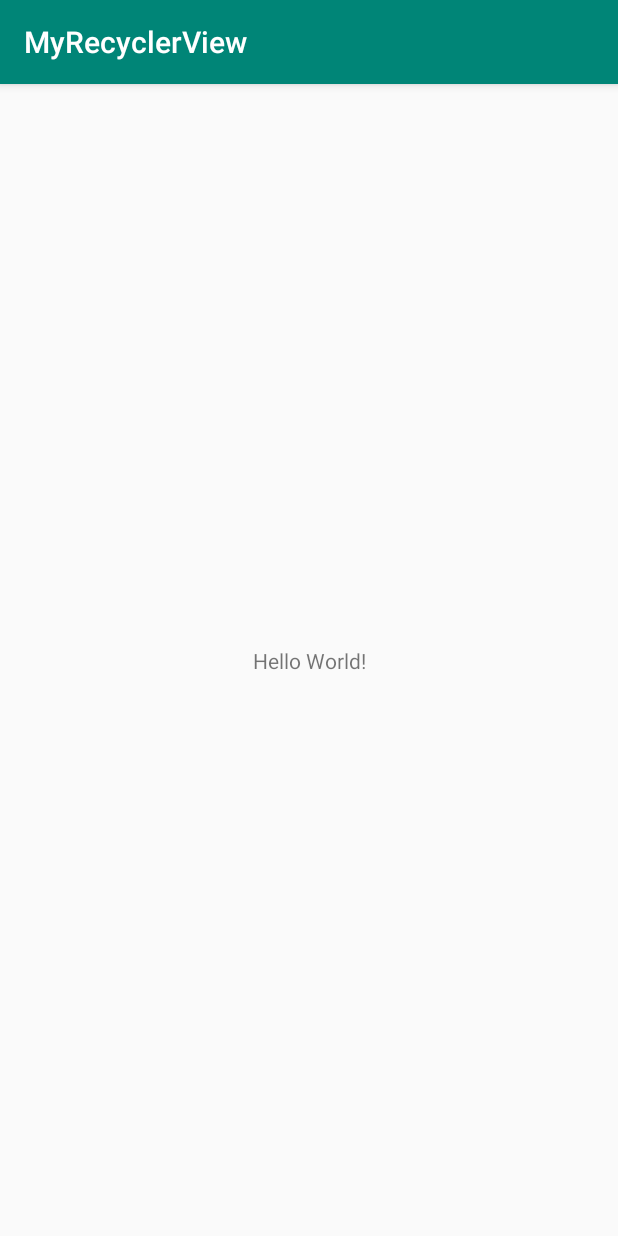
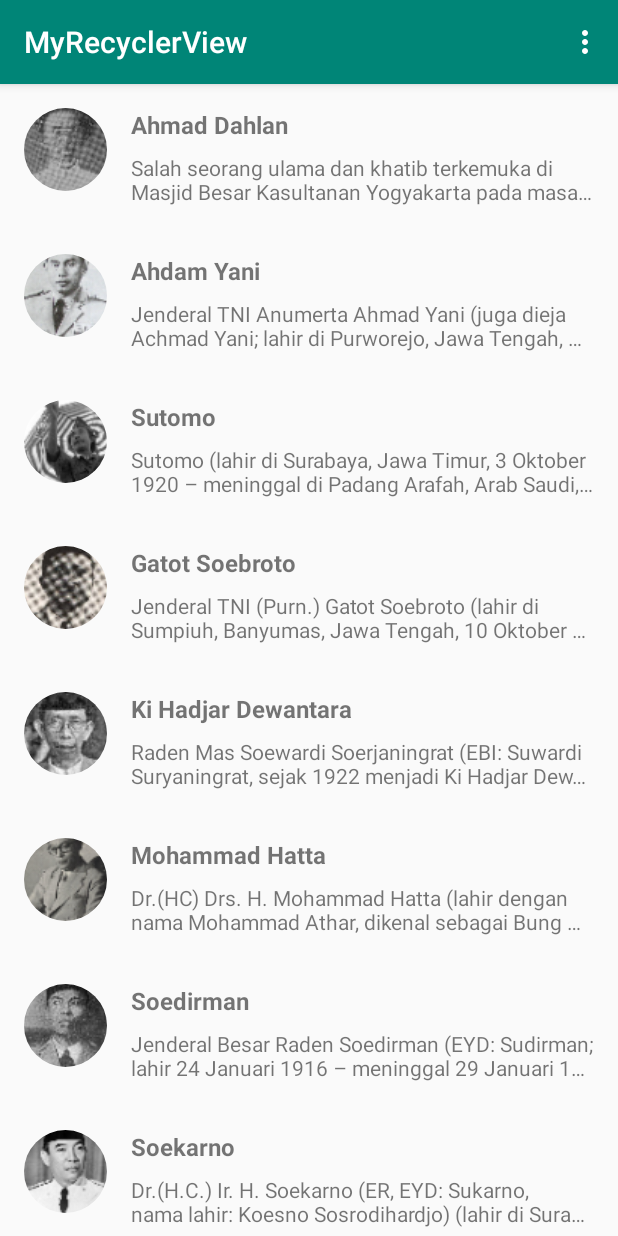
Before and after one commit to KyTama/DicodingMyRecyclerView, an Android app: the screen it shows after launch (MainActivity), on a phone screen of 412 x 824 dp. Run offline under Robolectric (Android 15) with nearby library versions, the phone set to English and light mode, and no system bars; our stand-ins replace CircleImageView.

Commit message:
Add view & Hero List

```diff
--- a/app/build.gradle
+++ b/app/build.gradle
@@ -26,4 +26,9 @@ dependencies {
     testImplementation 'junit:junit:4.12'
     androidTestImplementation 'androidx.test.ext:junit:1.1.0'
     androidTestImplementation 'androidx.test.espresso:espresso-core:3.1.1'
+
+    implementation 'androidx.recyclerview:recyclerview:1.0.0'
+    implementation 'androidx.cardview:cardview:1.0.0'
+    implementation 'de.hdodenhof:circleimageview:3.0.0'
+    implementation 'com.github.bumptech.glide:glide:4.9.0'
 }
--- a/app/src/main/java/com/dicodeky/myrecyclerview/MainActivity.java
+++ b/app/src/main/java/com/dicodeky/myrecyclerview/MainActivity.java
@@ -1,14 +1,66 @@
 package com.dicodeky.myrecyclerview;
 
 import androidx.appcompat.app.AppCompatActivity;
+import androidx.recyclerview.widget.LinearLayoutManager;
+import androidx.recyclerview.widget.RecyclerView;
 
 import android.os.Bundle;
+import android.view.Menu;
+import android.view.MenuItem;
+
+import com.dicodeky.myrecyclerview.adapter.ListHeroAdapter;
+import com.dicodeky.myrecyclerview.model.Hero;
+import com.dicodeky.myrecyclerview.model.HeroesData;
+
+import java.util.ArrayList;
 
 public class MainActivity extends AppCompatActivity {
+    private RecyclerView rvHeroes;
+    private ArrayList<Hero> list = new ArrayList<>();
 
     @Override
     protected void onCreate(Bundle savedInstanceState) {
         super.onCreate(savedInstanceState);
         setContentView(R.layout.activity_main);
+
+        rvHeroes = findViewById(R.id.rv_heroes);
+        rvHeroes.setHasFixedSize(true);
+
+        list.addAll(HeroesData.getListData());
+        showRecyclerList();
+
+    }
+
+    private void showRecyclerList(){
+        rvHeroes.setLayoutManager(new LinearLayoutManager(this));
+        ListHeroAdapter listHeroAdapter = new ListHeroAdapter(list);
+        rvHeroes.setAdapter(listHeroAdapter);
+    }
+
+    @Override
+    public boolean onCreateOptionsMenu(Menu menu) {
+        getMenuInflater().inflate(R.menu.menu_main, menu);
+        return super.onCreateOptionsMenu(menu);
+    }
+
+    @Override
+    public boolean onOptionsItemSelected(MenuItem item) {
+        setMode(item.getItemId());
+        return super.onOptionsItemSelected(item);
+    }
+
+    public void setMode(int selectedMode) {
+        switch (selectedMode) {
+            case R.id.action_list:
+                break;
+
+            case R.id.action_grid:
+                break;
+
+            case R.id.action_cardview:
+                break;
+
+
+        }
     }
 }
--- /dev/null
+++ b/app/src/main/java/com/dicodeky/myrecyclerview/adapter/ListHeroAdapter.java
@@ -0,0 +1,63 @@
+package com.dicodeky.myrecyclerview.adapter;
+
+import android.view.LayoutInflater;
+import android.view.View;
+import android.view.ViewGroup;
+import android.widget.ImageView;
+import android.widget.TextView;
+
+import androidx.annotation.NonNull;
+import androidx.recyclerview.widget.RecyclerView;
+
+import com.bumptech.glide.Glide;
+import com.bumptech.glide.request.RequestOptions;
+import com.dicodeky.myrecyclerview.R;
+import com.dicodeky.myrecyclerview.model.Hero;
+
+import java.util.ArrayList;
+
+public class ListHeroAdapter extends RecyclerView.Adapter<ListHeroAdapter.ListViewHolder> {
+    private ArrayList<Hero> listHero;
+
+    public ListHeroAdapter(ArrayList<Hero> list) {
+        this.listHero = list;
+    }
+
+    @NonNull
+    @Override
+    public ListViewHolder onCreateViewHolder(@NonNull ViewGroup viewGroup, int viewType) {
+        View view = LayoutInflater.from(viewGroup.getContext()).inflate(R.layout.item_row_hero, viewGroup, false);
+        return new ListViewHolder(view);
+    }
+
+    @Override
+    public void onBindViewHolder(@NonNull ListViewHolder holder, int position) {
+        Hero hero = listHero.get(position);
+        Glide.with(holder.itemView.getContext())
+                .load(hero.getPhoto())
+                .apply(new RequestOptions().override(55, 55))
+                .into(holder.imgPhoto);
+        holder.tvName.setText(hero.getName());
+        holder.tvDetail.setText(hero.getDetail());
+    }
+
+    @Override
+    public int getItemCount() {
+        return listHero.size();
+    }
+
+    public class ListViewHolder extends RecyclerView.ViewHolder {
+
+        ImageView imgPhoto;
+        TextView tvName, tvDetail;
+
+        public ListViewHolder(@NonNull View itemView) {
+            super(itemView);
+            imgPhoto = itemView.findViewById(R.id.img_item_photo);
+            tvName = itemView.findViewById(R.id.tv_item_name);
+            tvDetail = itemView.findViewById(R.id.tv_item_detail);
+
+
+        }
+    }
+}
--- /dev/null
+++ b/app/src/main/java/com/dicodeky/myrecyclerview/model/Hero.java
@@ -0,0 +1,32 @@
+package com.dicodeky.myrecyclerview.model;
+
+public class Hero {
+
+    private String name;
+    private String detail;
+    private int photo;
+
+    public String getName() {
+        return name;
+    }
+
+    public void setName(String name) {
+        this.name = name;
+    }
+
+    public String getDetail() {
+        return detail;
+    }
+
+    public void setDetail(String detail) {
+        this.detail = detail;
+    }
+
+    public int getPhoto() {
+        return photo;
+    }
+
+    public void setPhoto(int photo) {
+        this.photo = photo;
+    }
+}
--- /dev/null
+++ b/app/src/main/java/com/dicodeky/myrecyclerview/model/HeroesData.java
@@ -0,0 +1,59 @@
+package com.dicodeky.myrecyclerview.model;
+
+import com.dicodeky.myrecyclerview.R;
+
+import java.util.ArrayList;
+
+public class HeroesData {
+    private static String[] heroNames = {
+            "Ahmad Dahlan",
+            "Ahdam Yani",
+            "Sutomo",
+            "Gatot Soebroto",
+            "Ki Hadjar Dewantara",
+            "Mohammad Hatta",
+            "Soedirman",
+            "Soekarno",
+            "Soepomo",
+            "Tan Malaka"
+
+    };
+
+    private static String[] heroDetails = {
+            "Salah seorang ulama dan khatib terkemuka di Masjid Besar Kasultanan Yogyakarta pada masa itu, dan ibu dari K.H. Ahmad Dahlan adalah puteri dari H. Ibrahim yang juga menjabat penghulu Kesultanan Ngayogyakarta Hadiningrat pada masa itu. KH. Ahmad Dahlan telah mempelopori kebangkitan ummat Islam untuk menyadari nasibnya sebagai bangsa terjajah yang masih harus belajar dan berbuat.",
+            "Jenderal TNI Anumerta Ahmad Yani (juga dieja Achmad Yani; lahir di Purworejo, Jawa Tengah, 19 Juni 1922 – meninggal di Lubang Buaya, Jakarta, 1 Oktober 1965 pada umur 43 tahun) adalah komandan Tentara Nasional Indonesia Angkatan Darat, dan dibunuh oleh anggota Gerakan 30 September saat mencoba untuk menculik dia dari rumahnya.",
+            "Sutomo (lahir di Surabaya, Jawa Timur, 3 Oktober 1920 – meninggal di Padang Arafah, Arab Saudi, 7 Oktober 1981 pada umur 61 tahun) lebih dikenal dengan sapaan akrab oleh rakyat sebagai Bung Tomo, adalah pahlawan yang terkenal karena peranannya dalam membangkitkan semangat rakyat untuk melawan kembalinya penjajah Belanda melalui tentara NICA, yang berakhir dengan pertempuran 10 November 1945 yang hingga kini diperingati sebagai Hari Pahlawan.",
+            "Jenderal TNI (Purn.) Gatot Soebroto (lahir di Sumpiuh, Banyumas, Jawa Tengah, 10 Oktober 1907 – meninggal di Jakarta, 11 Juni 1962 pada umur 54 tahun) adalah tokoh perjuangan militer Indonesia dalam merebut kemerdekaan dan juga pahlawan nasional Indonesia. Ia dimakamkan di Ungaran, kabupaten Semarang.",
+            "Raden Mas Soewardi Soerjaningrat (EBI: Suwardi Suryaningrat, sejak 1922 menjadi Ki Hadjar Dewantara, EBI: Ki Hajar Dewantara, beberapa menuliskan bunyi bahasa Jawanya dengan Ki Hajar Dewantoro; lahir di Pakualaman, 2 Mei 1889 – meninggal di Yogyakarta, 26 April 1959 pada umur 69 tahun; selanjutnya disingkat sebagai \"Soewardi\" atau \"KHD\") adalah aktivis pergerakan kemerdekaan Indonesia, kolumnis, politisi, dan pelopor pendidikan bagi kaum pribumi Indonesia dari zaman penjajahan Belanda. Ia adalah pendiri Perguruan Taman Siswa, suatu lembaga pendidikan yang memberikan kesempatan bagi para pribumi untuk bisa memperoleh hak pendidikan seperti halnya para priyayi maupun orang-orang Belanda.",
+            "Dr.(HC) Drs. H. Mohammad Hatta (lahir dengan nama Mohammad Athar, dikenal sebagai Bung Hatta; lahir di Fort de Kock (sekarang Bukittinggi, Sumatera Barat), Hindia Belanda, 12 Agustus 1902 – meninggal di Jakarta, 14 Maret 1980 pada umur 77 tahun) adalah tokoh pejuang, negarawan, ekonom, dan juga Wakil Presiden Indonesia yang pertama. Ia bersama Soekarno memainkan peranan penting untuk memerdekakan bangsa Indonesia dari penjajahan Belanda sekaligus memproklamirkannya pada 17 Agustus 1945. Ia juga pernah menjabat sebagai Perdana Menteri dalam Kabinet Hatta I, Hatta II, dan RIS. Ia mundur dari jabatan wakil presiden pada tahun 1956, karena berselisih dengan Presiden Soekarno. Hatta juga dikenal sebagai Bapak Koperasi Indonesia.",
+            "Jenderal Besar Raden Soedirman (EYD: Sudirman; lahir 24 Januari 1916 – meninggal 29 Januari 1950 pada umur 34 tahun) adalah seorang perwira tinggi Indonesia pada masa Revolusi Nasional Indonesia. Menjadi panglima besar Tentara Nasional Indonesia pertama, ia secara luas terus dihormati di Indonesia. Terlahir dari pasangan rakyat biasa di Purbalingga, Hindia Belanda, Soedirman diadopsi oleh pamannya yang seorang priyayi. Setelah keluarganya pindah ke Cilacap pada tahun 1916, Soedirman tumbuh menjadi seorang siswa rajin; ia sangat aktif dalam kegiatan ekstrakurikuler, termasuk mengikuti program kepanduan yang dijalankan oleh organisasi Islam Muhammadiyah. Saat di sekolah menengah, Soedirman mulai menunjukkan kemampuannya dalam memimpin dan berorganisasi, dan dihormati oleh masyarakat karena ketaatannya pada Islam. Setelah berhenti kuliah keguruan, pada 1936 ia mulai bekerja sebagai seorang guru, dan kemudian menjadi kepala sekolah, di sekolah dasar Muhammadiyah; ia juga aktif dalam kegiatan Muhammadiyah lainnya dan menjadi pemimpin Kelompok Pemuda Muhammadiyah pada tahun 1937. Setelah Jepang menduduki Hindia Belanda pada 1942, Soedirman tetap mengajar. Pada tahun 1944, ia bergabung dengan tentara Pembela Tanah Air (PETA) yang disponsori Jepang, menjabat sebagai komandan batalion di Banyumas. Selama menjabat, Soedirman bersama rekannya sesama prajurit melakukan pemberontakan, namun kemudian diasingkan ke Bogor.",
+            "Dr.(H.C.) Ir. H. Soekarno (ER, EYD: Sukarno, nama lahir: Koesno Sosrodihardjo) (lahir di Surabaya, Jawa Timur, 6 Juni 1901 – meninggal di Jakarta, 21 Juni 1970 pada umur 69 tahun) adalah Presiden pertama Republik Indonesia yang menjabat pada periode 1945–1967. Ia memainkan peranan penting dalam memerdekakan bangsa Indonesia dari penjajahan Belanda. Ia adalah Proklamator Kemerdekaan Indonesia (bersama dengan Mohammad Hatta) yang terjadi pada tanggal 17 Agustus 1945. Soekarno adalah yang pertama kali mencetuskan konsep mengenai Pancasila sebagai dasar negara Indonesia dan ia sendiri yang menamainya.",
+            "Prof. Mr. Dr. Soepomo (Ejaan Soewandi: Supomo; lahir di Sukoharjo, Jawa Tengah, 22 Januari 1903 – meninggal di Jakarta, 12 September 1958 pada umur 55 tahun) adalah seorang pahlawan nasional Indonesia. Soepomo dikenal sebagai arsitek Undang-undang Dasar 1945, bersama dengan Muhammad Yamin dan Soekarno.",
+            "Tan Malaka atau Ibrahim gelar Datuk Sutan Malaka (lahir di Nagari Pandam Gadang, Suliki, Lima Puluh Kota, Sumatera Barat, 2 Juni 1897 – meninggal di Desa Selopanggung, Kediri, Jawa Timur, 21 Februari 1949 pada umur 51 tahun) adalah seorang pembela kemerdekaan Indonesia, tokoh Partai Komunis Indonesia, juga pendiri Partai Murba, dan merupakan salah satu Pahlawan Nasional Indonesia."
+    };
+
+    private static int[] heroesImages = {
+            R.drawable.ahmad_dahlan,
+            R.drawable.ahmad_yani,
+            R.drawable.bung_tomo,
+            R.drawable.gatot_subroto,
+            R.drawable.ki_hadjar_dewantara,
+            R.drawable.mohammad_hatta,
+            R.drawable.sudirman,
+            R.drawable.sukarno,
+            R.drawable.supomo,
+            R.drawable.tan_malaka
+    };
+
+    public static ArrayList<Hero> getListData() {
+        ArrayList<Hero> list = new ArrayList<>();
+        for (int position = 0; position < heroNames.length; position++) {
+            Hero hero = new Hero();
+            hero.setName(heroNames[position]);
+            hero.setDetail(heroDetails[position]);
+            hero.setPhoto(heroesImages[position]);
+            list.add(hero);
+        }
+        return list;
+    }
+}
--- a/app/src/main/res/layout/activity_main.xml
+++ b/app/src/main/res/layout/activity_main.xml
@@ -1,18 +1,13 @@
 <?xml version="1.0" encoding="utf-8"?>
-<androidx.constraintlayout.widget.ConstraintLayout xmlns:android="http://schemas.android.com/apk/res/android"
-    xmlns:app="http://schemas.android.com/apk/res-auto"
+<RelativeLayout xmlns:android="http://schemas.android.com/apk/res/android"
     xmlns:tools="http://schemas.android.com/tools"
+    android:id="@+id/activity_main"
     android:layout_width="match_parent"
-    android:layout_height="match_parent"
-    tools:context=".MainActivity">
+    android:layout_height="match_parent">
 
-    <TextView
-        android:layout_width="wrap_content"
-        android:layout_height="wrap_content"
-        android:text="Hello World!"
-        app:layout_constraintBottom_toBottomOf="parent"
-        app:layout_constraintLeft_toLeftOf="parent"
-        app:layout_constraintRight_toRightOf="parent"
-        app:layout_constraintTop_toTopOf="parent" />
-
-</androidx.constraintlayout.widget.ConstraintLayout>
+    <androidx.recyclerview.widget.RecyclerView
+        android:id="@+id/rv_heroes"
+        android:layout_width="match_parent"
+        android:layout_height="match_parent"
+        tools:listitem="@layout/item_row_hero"/>
+</RelativeLayout>
--- /dev/null
+++ b/app/src/main/res/layout/item_row_hero.xml
@@ -0,0 +1,42 @@
+<?xml version="1.0" encoding="utf-8"?>
+<RelativeLayout xmlns:android="http://schemas.android.com/apk/res/android"
+    xmlns:tools="http://schemas.android.com/tools"
+    android:layout_width="match_parent"
+    android:layout_height="wrap_content"
+    android:orientation="horizontal"
+    android:padding="16dp">
+
+    <de.hdodenhof.circleimageview.CircleImageView
+        android:id="@+id/img_item_photo"
+        android:layout_width="55dp"
+        android:layout_height="55dp"
+        android:layout_marginEnd="16dp"
+        android:layout_marginRight="16dp"
+        tools:src="@android:color/darker_gray" />
+
+    <LinearLayout
+        android:layout_width="match_parent"
+        android:layout_height="wrap_content"
+        android:layout_centerVertical="true"
+        android:layout_toEndOf="@id/img_item_photo"
+        android:layout_toRightOf="@id/img_item_photo"
+        android:orientation="vertical">
+
+        <TextView
+            android:id="@+id/tv_item_name"
+            android:layout_width="match_parent"
+            android:layout_height="wrap_content"
+            android:layout_marginBottom="8dp"
+            android:textSize="16sp"
+            android:textStyle="bold"
+            tools:text="@string/heroes_name" />
+
+        <TextView
+            android:id="@+id/tv_item_detail"
+            android:layout_width="match_parent"
+            android:layout_height="wrap_content"
+            android:ellipsize="end"
+            android:maxLines="2"
+            tools:text="@string/detail" />
+    </LinearLayout>
+</RelativeLayout>
--- /dev/null
+++ b/app/src/main/res/menu/menu_main.xml
@@ -0,0 +1,17 @@
+<?xml version="1.0" encoding="utf-8"?>
+<menu xmlns:android="http://schemas.android.com/apk/res/android"
+    xmlns:app="http://schemas.android.com/apk/res-auto">
+
+    <item
+        android:id="@+id/action_list"
+        android:title="@string/list"
+        app:showAsAction="never" />
+    <item
+        android:id="@+id/action_grid"
+        android:title="@string/grid"
+        app:showAsAction="never"/>
+    <item
+        android:id="@+id/action_cardview"
+        android:title="@string/with_cardview"
+        app:showAsAction="never"/>
+</menu>
--- a/app/src/main/res/values/strings.xml
+++ b/app/src/main/res/values/strings.xml
@@ -1,3 +1,10 @@
 <resources>
     <string name="app_name">MyRecyclerView</string>
+    <string name="heroes_name">Nama Pahlawan</string>
+    <string name="detail">Detail</string>
+    <string name="list">List</string>
+    <string name="grid">Grid</string>
+    <string name="with_cardview">with CardView</string>
+    <string name="favorite">Favorite</string>
+    <string name="share">Share</string>
 </resources>
```
Also changed, not shown: app/src/main/res/drawable/ahmad_dahlan.png (added), app/src/main/res/drawable/ahmad_yani.png (added), app/src/main/res/drawable/bung_tomo.png (added), app/src/main/res/drawable/gatot_subroto.png (added), app/src/main/res/drawable/ki_hadjar_dewantara.png (added), app/src/main/res/drawable/mohammad_hatta.png (added), app/src/main/res/drawable/sudirman.png (added), app/src/main/res/drawable/sukarno.png (added), app/src/main/res/drawable/supomo.png (added), app/src/main/res/drawable/tan_malaka.png (added).
